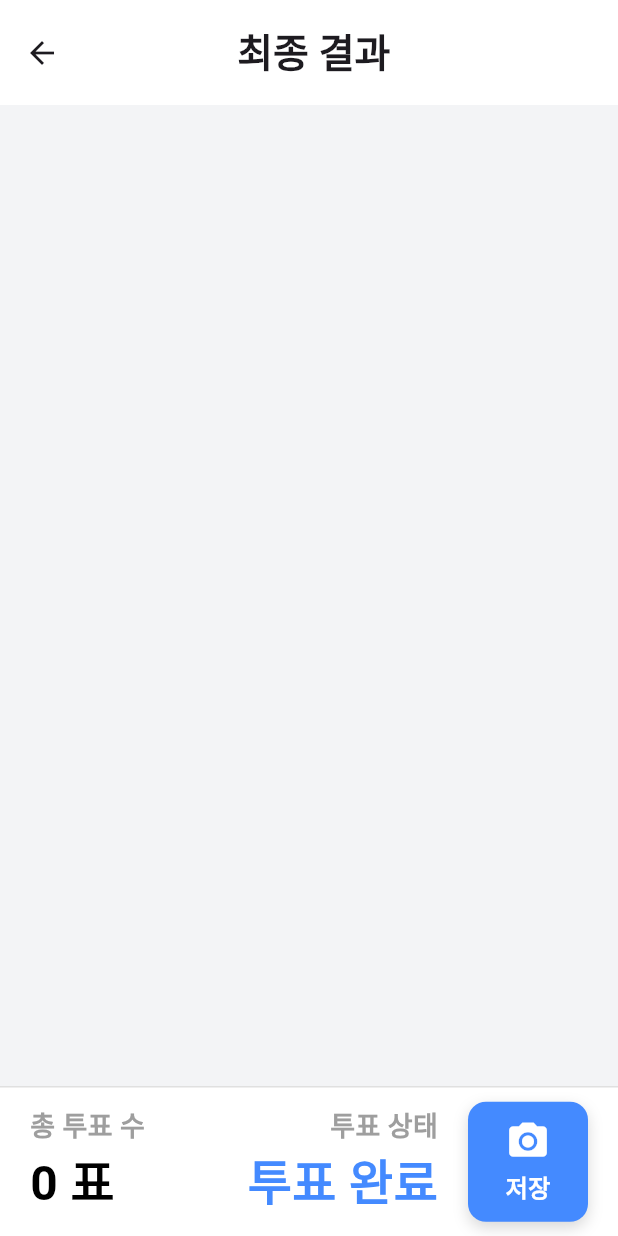
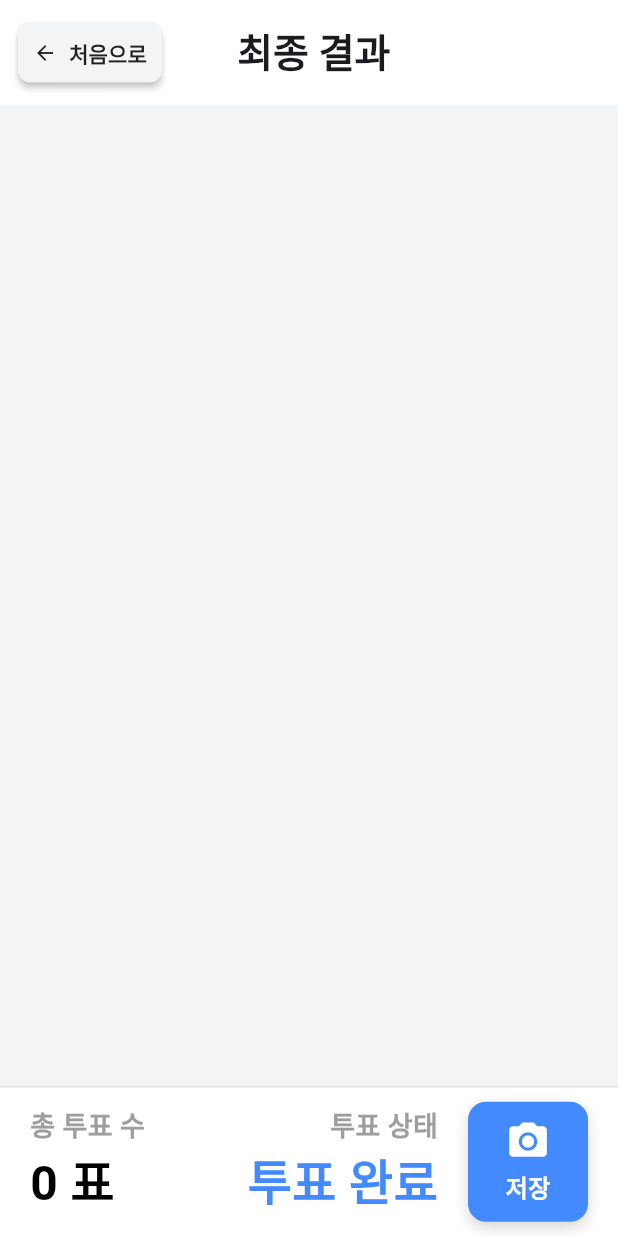
Before and after one commit to ByeongsuKim/classapp_election, a Flutter app: the ResultPage screen opened directly with empty values, on a phone screen of 412 x 824 dp. Run offline on Flutter 3.47's test engine with Material 3 defaults, Android fonts, the phone set to English and light mode, and no system bars; drawn by our look-alikes of screenshot; our stand-ins replace auto_size_text, image_gallery_saver, permission_handler; missing offline and left inert: dart:html, open_file_plus; Roboto replaces fonts that are missing (NanumSquareNeo).

Commit message:
대략적인 전체 기능 모두 완료 1. 도움말&문의 codebee 이미지 추가 (Desktop 버전에서 점검 필요) 2. result 페이지에서 '처음으로' 버튼 추가

```diff
--- a/lib/result.dart
+++ b/lib/result.dart
@@ -144,7 +144,38 @@ class _ResultPageState extends State<ResultPage> {
       child: Scaffold(
         backgroundColor: const Color(0xFFF3F4F6),
         appBar: AppBar(
-          automaticallyImplyLeading: true,
+          // 자동 뒤로 가기 버튼 비활성화
+          automaticallyImplyLeading: false,
+
+          // [핵심 수정] ElevatedButton을 사용하여 아이콘과 텍스트가 포함된 버튼 생성
+          leading: Center(
+            child: ElevatedButton.icon(
+              onPressed: () {
+                // main.dart를 제외한 모든 이전 페이지를 스택에서 제거하고, main.dart로 이동
+                Navigator.of(context).pushNamedAndRemoveUntil('/', (Route<dynamic> route) => false);
+              },
+              icon: const Icon(Icons.arrow_back, size: 16), // 화살표 아이콘
+              label: const Text(
+                '처음으로',
+                style: TextStyle(
+                  fontSize: 14,
+                  fontWeight: FontWeight.bold,
+                ),
+              ),
+              style: ElevatedButton.styleFrom(
+                backgroundColor: const Color(0xFFF3F4F6), // 버튼 배경색
+                foregroundColor: Colors.black87, // 아이콘 및 텍스트 색상
+                elevation: 2, // 살짝 떠 보이는 그림자 효과
+                shape: RoundedRectangleBorder(
+                  borderRadius: BorderRadius.circular(8), // 버튼 모서리를 둥글게
+                ),
+                padding: const EdgeInsets.symmetric(horizontal: 10), // 내부 여백
+              ),
+            ),
+          ),
+          // leadingWidth를 설정하여 버튼이 잘리지 않도록 공간을 충분히 확보합니다.
+          leadingWidth: 120,
+
           backgroundColor: Colors.white,
           elevation: 0,
           centerTitle: true,
--- a/lib/widgets/candidate_card.dart
+++ b/lib/widgets/candidate_card.dart
@@ -144,7 +144,7 @@ class _CandidateCardState extends State<CandidateCard> with TickerProviderStateM
             boxShadow: [
               if (widget.isWinner)
                 BoxShadow(
-                  color: Colors.orange.withOpacity(0.8),
+                  color: Colors.black.withOpacity(0.8),
                   spreadRadius: _glowAnimation.value,
                   blurRadius: _glowAnimation.value * 2,
                 )
@@ -213,7 +213,7 @@ class _CandidateCardState extends State<CandidateCard> with TickerProviderStateM
                 return AnimatedContainer(
                   duration: const Duration(milliseconds: 2000),
                   curve: Curves.easeOutCubic,
-                  width: (constraints.maxWidth*0.97) * _targetPercentage,
+                  width: (constraints.maxWidth*0.99) * _targetPercentage,
                   decoration: BoxDecoration(
                     color: _targetPercentage > 0 ? Colors.orange.withOpacity(1.0) : Colors.transparent,
                     borderRadius: BorderRadius.circular(8),
--- a/pubspec.yaml
+++ b/pubspec.yaml
@@ -36,6 +36,7 @@ dependencies:
   # Use with the CupertinoIcons class for iOS style icons.
   cupertino_icons: ^1.0.8
   font_awesome_flutter: ^10.9.1
+  url_launcher: ^6.3.2
 
 dev_dependencies:
   flutter_test:
```
Also changed, not shown: lib/main.dart (+75 -2 lines), assets/images/codebee_logo_favicon.png (added), pubspec.lock, 2 other files.
